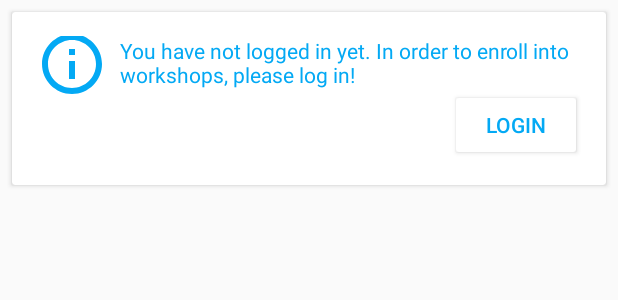
After one commit to dkarageo/ECESCON11_Android_App, an Android app: the layout workshops_unlogged_user_notification_item_layout.xml on its own in the app's theme, with its tools: preview values and no code run, on a phone screen of 412 x 824 dp. The commit adds this screen. Shown: the top 300 px of the screen. Run offline under Robolectric (Android 15) with nearby library versions, the phone set to English and light mode, and no system bars.

Commit message:
Made workshops fragment aware of user sessions.

```diff
--- a/app/src/main/res/layout/fragment_workshops.xml
+++ b/app/src/main/res/layout/fragment_workshops.xml
@@ -9,6 +9,5 @@
     <androidx.recyclerview.widget.RecyclerView
         android:id="@+id/workshops_recycler_view"
         android:layout_width="match_parent"
-        android:layout_height="match_parent"
-        android:padding="8dp" />
+        android:layout_height="match_parent" />
 </LinearLayout>
--- a/app/src/main/res/layout/workshops_item_layout.xml
+++ b/app/src/main/res/layout/workshops_item_layout.xml
@@ -8,8 +8,10 @@
     android:layout_height="wrap_content"
     card_view:card_elevation="4dp"
     card_view:cardCornerRadius="4dp"
-    android:layout_marginBottom="8dp"
-    android:background="@color/white">
+    android:background="@color/white"
+    android:layout_marginStart="8dp"
+    android:layout_marginTop="8dp"
+    android:layout_marginEnd="8dp">
 
     <androidx.constraintlayout.widget.ConstraintLayout
         android:layout_width="match_parent"
--- /dev/null
+++ b/app/src/main/res/layout/workshops_unlogged_user_notification_item_layout.xml
@@ -0,0 +1,55 @@
+<?xml version="1.0" encoding="utf-8"?>
+<androidx.cardview.widget.CardView
+    xmlns:android="http://schemas.android.com/apk/res/android"
+    xmlns:app="http://schemas.android.com/apk/res-auto"
+    xmlns:card_view="http://schemas.android.com/tools"
+    android:orientation="vertical"
+    android:layout_width="match_parent"
+    android:layout_height="wrap_content"
+    card_view:card_elevation="4dp"
+    card_view:cardCornerRadius="4dp"
+    android:layout_marginTop="8dp"
+    android:layout_marginStart="8dp"
+    android:layout_marginEnd="8dp">
+
+    <androidx.constraintlayout.widget.ConstraintLayout
+        android:layout_width="match_parent"
+        android:layout_height="wrap_content"
+        android:padding="16dp">
+
+        <ImageView
+            android:id="@+id/workshops_unlogged_user_notification_icon"
+            android:layout_width="48dp"
+            android:layout_height="48dp"
+            app:layout_constraintStart_toStartOf="parent"
+            app:layout_constraintTop_toTopOf="@id/workshops_unlogged_user_notification_text"
+            app:layout_constraintBottom_toBottomOf="@id/workshops_unlogged_user_notification_text"
+            android:background="@drawable/info_mark"
+            android:backgroundTint="@color/statusNeutralColor"
+            android:contentDescription="@string/workshops_unlogged_user_notification_icon_content_desc" />
+
+        <TextView
+            android:id="@+id/workshops_unlogged_user_notification_text"
+            android:layout_width="0dp"
+            android:layout_height="wrap_content"
+            android:layout_marginStart="8dp"
+            android:ellipsize="none"
+            android:maxLines="100"
+            android:scrollHorizontally="true"
+            android:text="@string/workshops_unlogged_user_notification_text"
+            android:textColor="@color/statusNeutralColor"
+            app:layout_constraintEnd_toEndOf="parent"
+            app:layout_constraintStart_toEndOf="@+id/workshops_unlogged_user_notification_icon"
+            app:layout_constraintTop_toTopOf="parent" />
+
+        <Button
+            android:id="@+id/workshops_unlogged_user_notification_login_button"
+            android:layout_width="wrap_content"
+            android:layout_height="wrap_content"
+            app:layout_constraintTop_toBottomOf="@id/workshops_unlogged_user_notification_text"
+            app:layout_constraintEnd_toEndOf="parent"
+            android:text="@string/workshops_unlogged_user_notification_login_button_text"
+            android:backgroundTint="@color/white"
+            android:textColor="@color/statusNeutralColor"/>
+    </androidx.constraintlayout.widget.ConstraintLayout>
+</androidx.cardview.widget.CardView>
--- a/app/src/main/res/values/strings.xml
+++ b/app/src/main/res/values/strings.xml
@@ -52,6 +52,9 @@
     <string name="workshops_item_location_hint_text">Location</string>
     <string name="workshops_item_date_icon_content_desc">Date Icon</string>
     <string name="workshops_item_date_hint_text">hh:mm dd-MM-YYYY</string>
+    <string name="workshops_unlogged_user_notification_text">You have not logged in yet. In order to enroll into workshops, please log in!</string>
+    <string name="workshops_unlogged_user_notification_login_button_text">Login</string>
+    <string name="workshops_unlogged_user_notification_icon_content_desc">Info Icon</string>
 
     <!-- String related to workshops detail screen -->
     <string name="workshop_detail_description_header_text">What to expect?</string>
```
Also changed, not shown: app/src/main/java/com/sfhmmy/mobile/workshops/WorkshopsFragment.java (+35 -13 lines), app/src/main/java/com/sfhmmy/mobile/workshops/WorkshopsRecyclerAdapter.java (+115 -26 lines), 1 other file.
